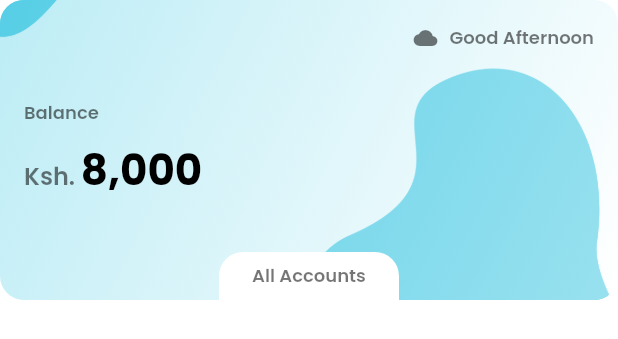
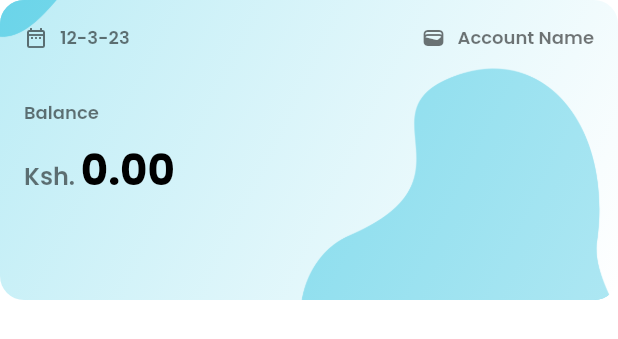
Before and after one commit to KenStarry/Budgetly, a Flutter app: the AccountCard widget shown alone on an empty page, opened directly, on a phone screen of 412 x 824 dp. Shown: the top 339 px of the screen. Run offline on Flutter 3.47's test engine with Material 2 defaults, Android fonts, the phone set to English and light mode, and no system bars; our stand-ins replace get.

Commit message:
Modified acounts bottom sheet

```diff
--- a/lib/features/feature_accounts/presentation/components/account_card.dart
+++ b/lib/features/feature_accounts/presentation/components/account_card.dart
@@ -7,8 +7,7 @@ class AccountCard extends StatelessWidget {
 
   @override
   Widget build(BuildContext context) {
-    return InkWell(
-      child: Ink(
+    return Container(
         width: double.infinity,
         height: 200,
         decoration: BoxDecoration(borderRadius: BorderRadius.circular(16)),
@@ -18,6 +17,8 @@ class AccountCard extends StatelessWidget {
             //  background image
             ClipRRect(
               borderRadius: BorderRadius.circular(16),
+              child: Opacity(
+                opacity: 0.8,
                 child: Image.asset(
                   "assets/images/card_pattern1.png",
                   width: double.infinity,
@@ -25,7 +26,9 @@ class AccountCard extends StatelessWidget {
                   fit: BoxFit.cover,
                 ),
               ),
+            ),
 
+            //  gradient color
             Container(
                 width: double.infinity,
                 height: double.infinity,
@@ -60,48 +63,41 @@ class AccountCard extends StatelessWidget {
                           text: "Ksh. ",
                           style: Theme.of(context).textTheme.bodyMedium),
                       TextSpan(
-                            text: "8,000",
+                          text: "0.00",
                           style: Theme.of(context).textTheme.titleLarge),
                     ]))
                   ],
                 )),
 
-              //  white cutout
-              Align(
-                  alignment: AlignmentDirectional.bottomCenter,
-                  child: Container(
-                    width: 120,
-                    height: 32,
-                    decoration: BoxDecoration(
-                        color: Theme.of(context).scaffoldBackgroundColor,
-                        borderRadius: const BorderRadius.only(
-                          topLeft: Radius.circular(16),
-                          topRight: Radius.circular(16),
-                        )),
-                    child: Center(
-                        child: Text(
-                          "All Accounts",
-                          style: Theme.of(context).textTheme.bodySmall,
-                        )),
-                  )),
-
-              //  greetings
+            //  account name
             Align(
               alignment: AlignmentDirectional.topEnd,
               child: Padding(
                 padding: const EdgeInsets.all(16),
                 child: Row(
-                    mainAxisAlignment: MainAxisAlignment.end,
+                  mainAxisAlignment: MainAxisAlignment.spaceBetween,
                   children: [
-                      const Icon(Icons.cloud, size: 16,),
+                    //  creation date
+                    Row(
+                      children: [
+                        const Icon(Icons.date_range_outlined, size: 16,),
                         const SizedBox(width: 8,),
-                      Text("Good Afternoon", style: Theme.of(context).textTheme.bodySmall)
+                        Text("12-3-23", style: Theme.of(context).textTheme.bodySmall),
+                      ],
+                    ),
+
+                    Row(
+                      children: [
+                        const Icon(Icons.wallet, size: 16,),
+                        const SizedBox(width: 8,),
+                        Text("Account Name", style: Theme.of(context).textTheme.bodySmall)
+                      ],
+                    )
                   ],
                 ),
               ),
             )
           ],
-          )),
-    );
+        ));
   }
 }
--- a/lib/features/feature_main/presentation/components/bottom_sheets/accounts_bottom_sheet.dart
+++ b/lib/features/feature_main/presentation/components/bottom_sheets/accounts_sheet/accounts_bottom_sheet.dart
@@ -1,15 +1,14 @@
+import 'package:budgetly/features/feature_accounts/presentation/components/account_card.dart';
 import 'package:flutter/material.dart';
 
 void showAccountsBottomSheet(BuildContext context) => showModalBottomSheet(
     context: context,
     builder: (context) => Container(
           width: MediaQuery.of(context).size.width,
-          height: MediaQuery.of(context).size.height * 0.75,
+          height: MediaQuery.of(context).size.height,
           padding: const EdgeInsets.all(16),
-          margin: const EdgeInsets.all(16),
-          decoration: BoxDecoration(
-              color: Theme.of(context).scaffoldBackgroundColor,
-              borderRadius: BorderRadius.circular(16)),
+          decoration:
+              BoxDecoration(color: Theme.of(context).scaffoldBackgroundColor),
           child: Column(
             children: [
               //  bottom sheet drag icon
@@ -18,20 +17,36 @@ void showAccountsBottomSheet(BuildContext context) => showModalBottomSheet(
                 height: 4,
                 margin: const EdgeInsets.symmetric(vertical: 8),
                 decoration: BoxDecoration(
-                  borderRadius: BorderRadius.circular(16),
-                  color: Colors.grey.shade600
-                ),
+                    borderRadius: BorderRadius.circular(16),
+                    color: Colors.grey.shade600),
               ),
-              //  add account logo
 
               Text(
                 "Add Account",
                 style: Theme.of(context).textTheme.titleSmall,
-              )
+              ),
+
+              const SizedBox(
+                height: 16,
+              ),
+
+              //  account card to be customized
+              const AccountCard(),
+
+              const SizedBox(
+                height: 16,
+              ),
+
+              //  details heading
+
+              //  account name
+              //  account balance
+              //  submit button
             ],
           ),
         ),
     isScrollControlled: true,
+    useSafeArea: true,
     backgroundColor: Colors.transparent,
     shape: const RoundedRectangleBorder(
         borderRadius: BorderRadius.only(
--- a/lib/features/feature_main/presentation/main_screen.dart
+++ b/lib/features/feature_main/presentation/main_screen.dart
@@ -1,7 +1,7 @@
 import 'package:budgetly/features/feature_accounts/presentation/accounts_screen.dart';
 import 'package:budgetly/features/feature_categories/presentation/categories_screen.dart';
 import 'package:budgetly/features/feature_home/presentation/home_screen.dart';
-import 'package:budgetly/features/feature_main/presentation/components/bottom_sheets/accounts_bottom_sheet.dart';
+import 'package:budgetly/features/feature_main/presentation/components/bottom_sheets/accounts_sheet/accounts_bottom_sheet.dart';
 import 'package:budgetly/features/feature_main/presentation/components/bottom_sheets/categories_bottom_sheet.dart';
 import 'package:budgetly/features/feature_main/presentation/components/bottom_sheets/home_bottom_sheet.dart';
 import 'package:budgetly/features/feature_main/presentation/components/main_app_bar.dart';
```
Lines whose indentation alone changed are shown as unchanged.
